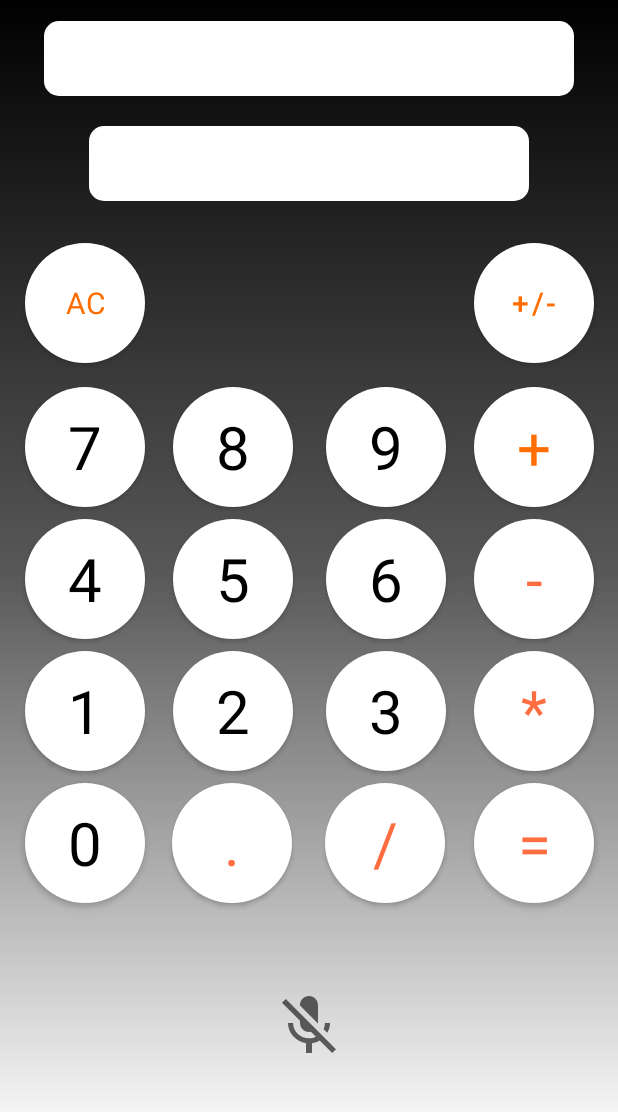
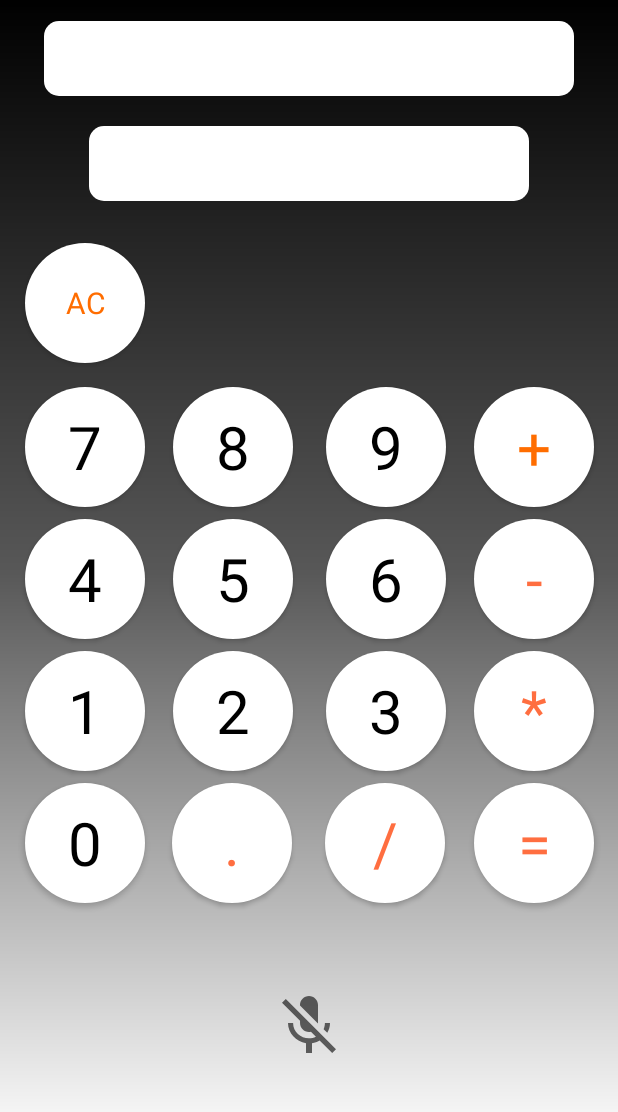
Before and after one commit to Keshavaram/Vocalator, an Android app: the screen it shows after launch (MainActivity), on a phone screen of 412 x 824 dp, the part 87-1199 px from its top. Run offline under Robolectric (Android 15) with nearby library versions, the phone set to English and light mode, and no system bars.

Commit message:
Neg button is removed and its operations are integrated with "-" operator button

```diff
--- a/app/src/main/res/layout/activity_main.xml
+++ b/app/src/main/res/layout/activity_main.xml
@@ -480,8 +480,8 @@
         android:textSize="25sp"
         android:textStyle="bold"
         app:layout_constraintBaseline_toBaselineOf="@+id/buttonClear"
-        app:layout_constraintEnd_toStartOf="@+id/buttonNeg"
-        app:layout_constraintStart_toEndOf="@+id/buttonClear" />
+        app:layout_constraintEnd_toEndOf="parent"
+        app:layout_constraintStart_toStartOf="parent" />
 
     <androidx.constraintlayout.widget.Guideline
         android:id="@+id/guideline8"
@@ -502,23 +502,4 @@
         app:layout_constraintTop_toBottomOf="@+id/buttonDivision"
         tools:ignore="SpeakableTextPresentCheck" />
 
-    <Button
-        android:id="@+id/buttonNeg"
-        android:layout_width="80dp"
-        android:layout_height="80dp"
-        android:background="@drawable/button_config"
-        android:onClick="neg"
-        android:text="+/-"
-        android:textColor="#FF6D00"
-        android:textColorHighlight="#000000"
-        android:textColorHint="#000000"
-        android:textSize="20sp"
-        app:backgroundTint="#FFFFFF"
-        app:backgroundTintMode="multiply"
-        app:iconTint="#000000"
-        app:layout_constraintBaseline_toBaselineOf="@+id/voiceDetected"
-        app:layout_constraintEnd_toEndOf="@+id/buttonAdd"
-        app:layout_constraintStart_toStartOf="@+id/buttonAdd"
-        app:rippleColor="#000000" />
-
 </androidx.constraintlayout.widget.ConstraintLayout>
```
Also changed, not shown: app/src/main/java/com/laya/vocalator/MainActivity.java (+6 -23 lines).
